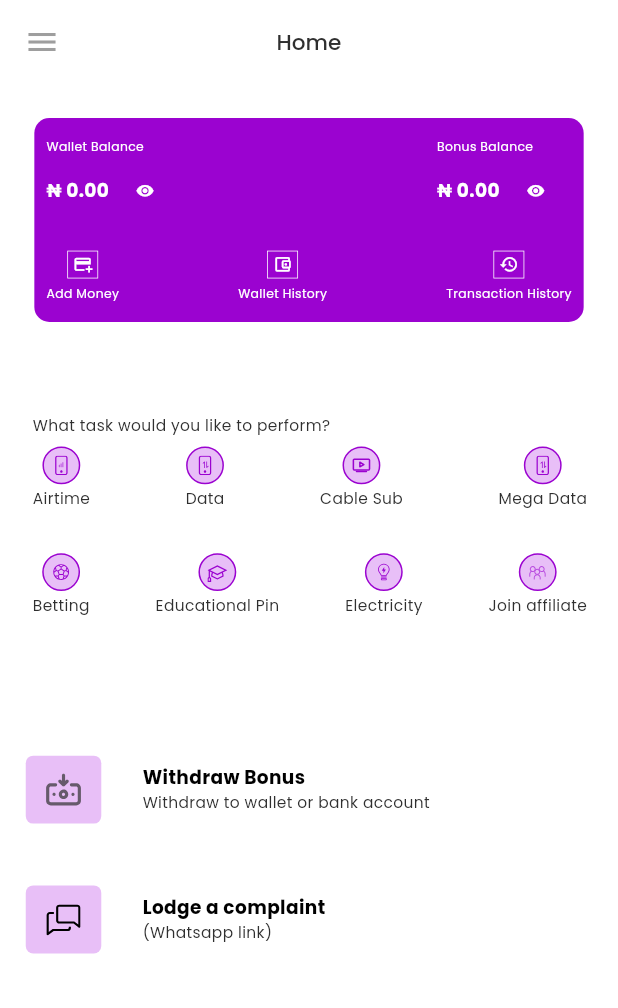
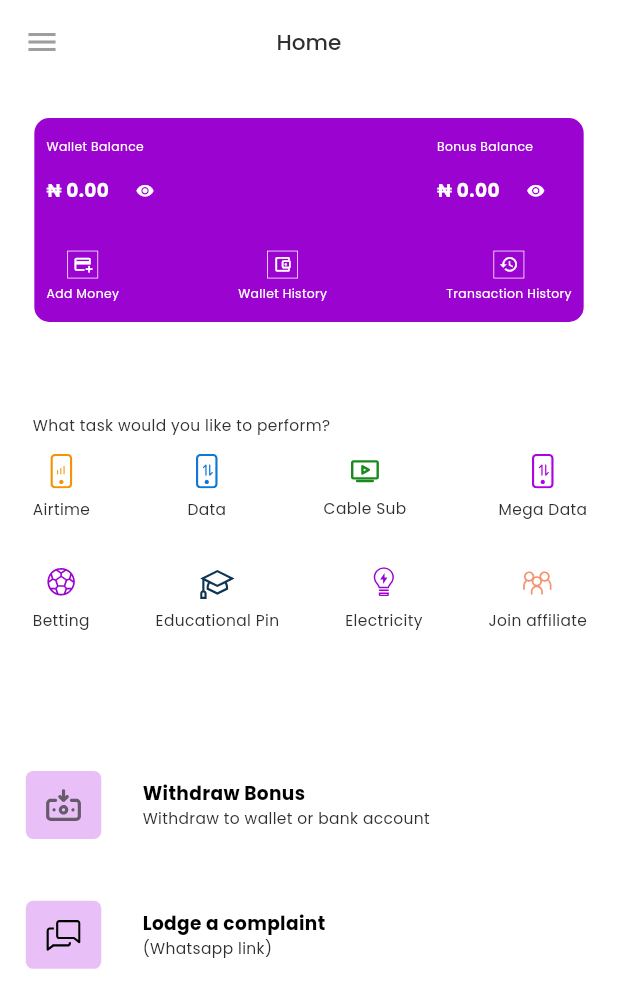
Before and after one commit to Emmatex123580/LitePay, a Flutter app: the HomeScreenPage screen opened directly, on a phone screen of 412 x 824 dp. Shown: the top 1008 px of the screen. Run offline on Flutter 3.47's test engine with Material 3 defaults, Android fonts, the light colour scheme and no system bars; our stand-ins replace cached_network_image, cloud_firestore, firebase_auth, firebase_core, flutter_spinkit, flutter_svg and 3 more; accounts and stored records are empty.

Commit message:
changed the color and size of icons

```diff
--- a/lib/presentation/home_screen_page.dart
+++ b/lib/presentation/home_screen_page.dart
@@ -601,7 +601,7 @@ class _HomeScreenPageState extends State<HomeScreenPage> {
                 text: "Airtime",
                 icon: SvgPicture.asset(
                   "assets/images/img_airtime.svg",
-                   color: Color(0xFF9B03D0),
+                   color: Color.fromARGB(255, 242, 148, 6)
                 ),
               ),
               CustomContainer(
@@ -610,26 +610,28 @@ class _HomeScreenPageState extends State<HomeScreenPage> {
                   "assets/images/data.svg",
                   width: 6.5.adaptSize,
                   height: 6.5.adaptSize,
-                   color: Color(0xFF9B03D0),
+                   color: const Color.fromARGB(255, 13, 121, 210)
                 ),
               ),
               CustomContainer(
                 text: "Cable Sub",
+                width: 30.adaptSize,
+                height: 30.adaptSize,
                 icon:  SvgPicture.asset(
                   "assets/images/cable_sub.svg",
-                   color: Color(0xFF9B03D0),
+                   color: Color.fromARGB(255, 25, 138, 28),
                 ),
               ),
               CustomContainer(
                 text: "Mega Data",
                 icon: SvgPicture.asset(
                   "assets/images/data.svg",
-                   color: Color(0xFF9B03D0),
+                   color: Color.fromARGB(255, 169, 6, 228),
                 ),
               )
             ]
           ),
-          SizedBox(height: 28.v),
+          SizedBox(height: 23.v),
           Row(
             mainAxisAlignment: MainAxisAlignment.spaceBetween,
             children: [
@@ -644,7 +646,7 @@ class _HomeScreenPageState extends State<HomeScreenPage> {
                 text: "Educational Pin",
                 icon: SvgPicture.asset(
                   "assets/images/educational.svg",
-                   color: Color(0xFF9B03D0),
+                   color: const Color.fromARGB(255, 15, 53, 84)
                 ),
               ),
               CustomContainer(
@@ -658,7 +660,7 @@ class _HomeScreenPageState extends State<HomeScreenPage> {
                 text: "Join affiliate",
                 icon: SvgPicture.asset(
                   "assets/images/img_pepicons_pencil_people.svg",
-                   color: Color(0xFF9B03D0),
+                   color: Color.fromARGB(255, 240, 75, 15),
                 ),
               )
             ]
--- a/lib/widgets/service_action_container.dart
+++ b/lib/widgets/service_action_container.dart
@@ -6,7 +6,9 @@ Widget CustomContainer(
   {
     String? text,
     VoidCallback? onTap,
-    Widget? icon
+    Widget? icon,
+    double? width,
+    double? height
   }
 ) {
   return Column(
@@ -14,15 +16,8 @@ Widget CustomContainer(
       InkWell(
         child: Container(
           padding: EdgeInsets.all(5),
-          width: 24.5.adaptSize,
-          height: 24.5.adaptSize,
-          decoration: BoxDecoration(
-            shape: BoxShape.circle,
-            color:Color(0XFFE8BFF7),
-            border: Border.all(
-              color: Color(0XFF9B03D0),
-            )
-          ),
+          width: width == null ? 32.adaptSize : width,
+          height: height == null ? 32.adaptSize : height,
           child: icon
         )
       ),
```
Also changed, not shown: lib/main.dart (line endings or trailing spaces), 5 other files.
